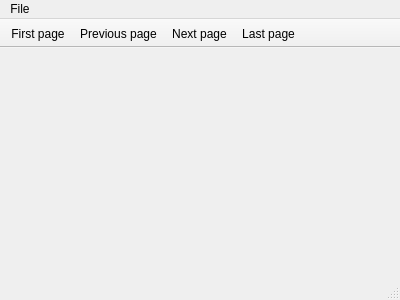
Qt form src/pdf_reader/src/pdf_reader.ui (antonioborondo/pdf_reader) before a commit.
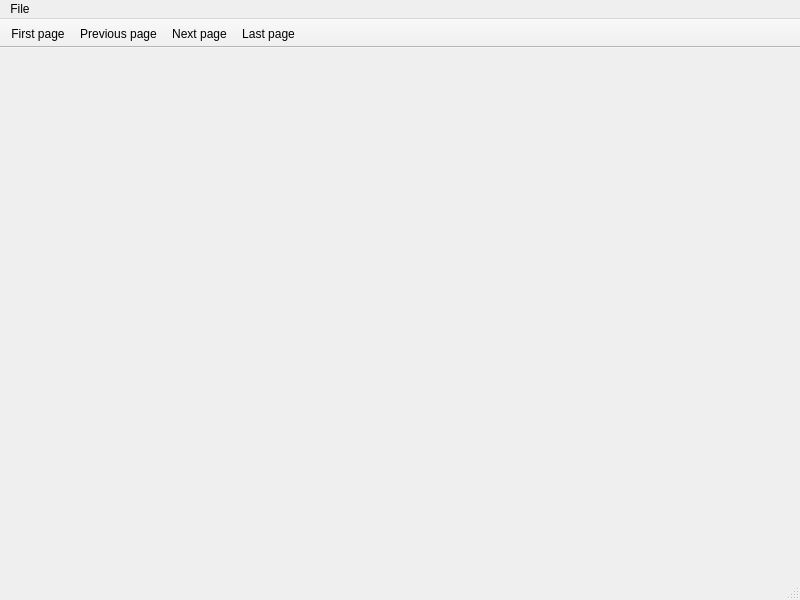
The same form after that commit. Icons and pictures are not drawn.

Commit message: Add scrollbar into the document area

Patch:
```diff
--- a/src/pdf_reader/src/pdf_reader.ui
+++ b/src/pdf_reader/src/pdf_reader.ui
@@ -6,20 +6,78 @@
    <rect>
     <x>0</x>
     <y>0</y>
-    <width>400</width>
-    <height>300</height>
+    <width>800</width>
+    <height>600</height>
    </rect>
   </property>
   <property name="windowTitle">
    <string>pdf_reader</string>
   </property>
-  <widget class="QWidget" name="central_widget"/>
+  <widget class="QWidget" name="central_widget">
+   <layout class="QVBoxLayout" name="central_widget_layout">
+    <property name="spacing">
+     <number>0</number>
+    </property>
+    <property name="leftMargin">
+     <number>0</number>
+    </property>
+    <property name="topMargin">
+     <number>0</number>
+    </property>
+    <property name="rightMargin">
+     <number>0</number>
+    </property>
+    <property name="bottomMargin">
+     <number>0</number>
+    </property>
+    <item>
+     <widget class="QScrollArea" name="scroll_area">
+      <property name="frameShape">
+       <enum>QFrame::NoFrame</enum>
+      </property>
+      <property name="widgetResizable">
+       <bool>true</bool>
+      </property>
+      <property name="alignment">
+       <set>Qt::AlignCenter</set>
+      </property>
+      <widget class="QWidget" name="scroll_area_content">
+       <property name="geometry">
+        <rect>
+         <x>0</x>
+         <y>0</y>
+         <width>800</width>
+         <height>508</height>
+        </rect>
+       </property>
+       <layout class="QVBoxLayout" name="scroll_area_content_layout">
+        <property name="spacing">
+         <number>0</number>
+        </property>
+        <property name="leftMargin">
+         <number>0</number>
+        </property>
+        <property name="topMargin">
+         <number>0</number>
+        </property>
+        <property name="rightMargin">
+         <number>0</number>
+        </property>
+        <property name="bottomMargin">
+         <number>0</number>
+        </property>
+       </layout>
+      </widget>
+     </widget>
+    </item>
+   </layout>
+  </widget>
   <widget class="QMenuBar" name="menu_bar">
    <property name="geometry">
     <rect>
      <x>0</x>
      <y>0</y>
-     <width>400</width>
+     <width>800</width>
      <height>21</height>
     </rect>
    </property>
```
The commit also changes 3 other files.
